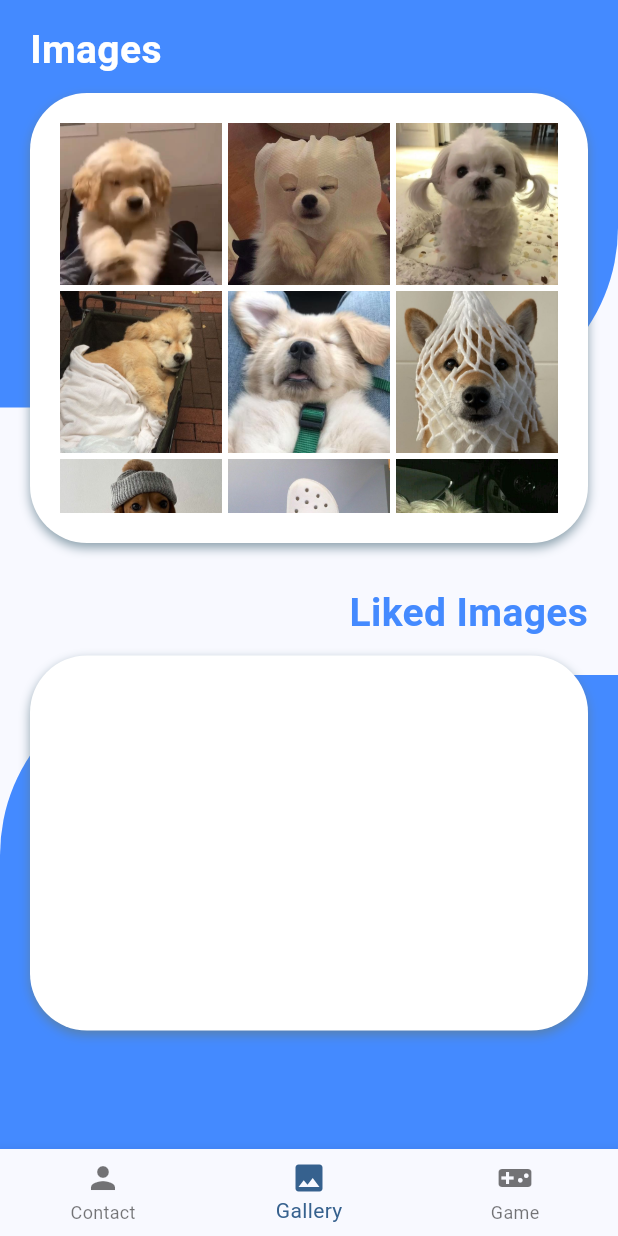
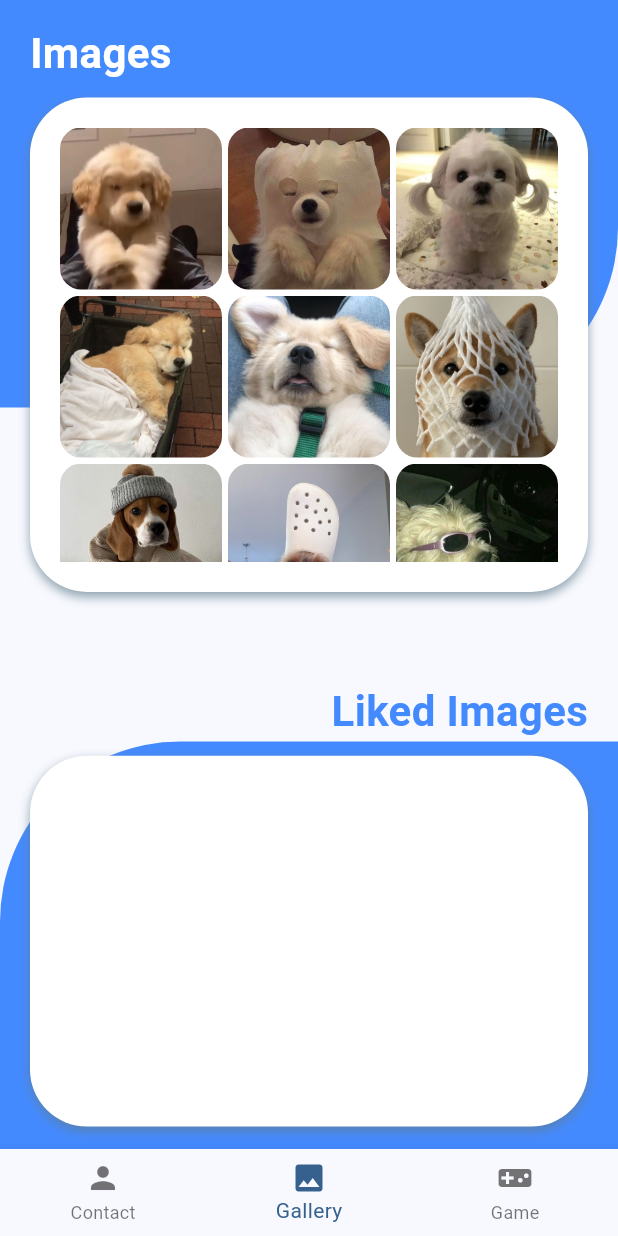
Before and after one commit to siesdart/madcamp-week1, a Flutter app: the screen it shows after launch, item 2 of the bottom bar chosen, on a phone screen of 412 x 824 dp. Run offline on Flutter 3.47's test engine with Material 3 defaults, Android fonts, the phone set to English and light mode, and no system bars; our stand-ins replace dio, fluttertoast, google_fonts; network calls fail.

Commit message:
Refactoring GalleryScreen.

```diff
--- a/lib/screens/gallery_screen.dart
+++ b/lib/screens/gallery_screen.dart
@@ -13,21 +13,20 @@ class _GalleryScreenState extends State<GalleryScreen> {
 
   @override
   Widget build(BuildContext context) {
-
     return Scaffold(
       body: Stack(
         children: <Widget>[
           Positioned(
             // background blue container
             top: 0,
+            left: 0,
             right: 0,
-            left: 0,
-            bottom: MediaQuery.of(context).size.height * 0.60,
+            bottom: MediaQuery.of(context).size.height * 0.6,
             // background blue container
             child: Container(
-              decoration: BoxDecoration(
+              decoration: const BoxDecoration(
                 borderRadius: BorderRadius.only(
-                  bottomRight: Radius.circular(120.0),
+                  bottomRight: Radius.circular(120),
                 ),
                 color: Colors.blueAccent,
               ),
@@ -35,9 +34,9 @@ class _GalleryScreenState extends State<GalleryScreen> {
           ),
           Positioned(
             // main column1: every image
-            top: 15.0,
-            left: 20.0,
-            right: 20.0,
+            top: 15,
+            left: 20,
+            right: 20,
             // main column1: every image
             child: Column(
               crossAxisAlignment: CrossAxisAlignment.stretch,
@@ -45,59 +44,50 @@ class _GalleryScreenState extends State<GalleryScreen> {
                 const Text(
                   'Images',
                   style: TextStyle(
-                    fontSize: 26,
+                    fontSize: 28,
                     fontWeight: FontWeight.bold,
                     color: Colors.white,
                   ),
                 ),
                 Container(
-                  margin: EdgeInsets.only(top: 10.0),
-                  padding: EdgeInsets.all(20.0),
-                  height: 300.0,
+                  margin: const EdgeInsets.only(top: 10),
+                  padding: const EdgeInsets.all(20),
+                  height: MediaQuery.of(context).size.height * 0.4,
                   decoration: BoxDecoration(
-                    borderRadius: BorderRadius.circular(38.0),
+                    borderRadius: BorderRadius.circular(38),
                     color: Colors.white,
                     //border: Border.all(color: Colors.blueGrey, width: 1),
                     boxShadow: [
                       BoxShadow(
                         color: Colors.blueGrey.withOpacity(0.7),
-                        blurRadius: 5.0,
-                        spreadRadius: 0.0,
+                        blurRadius: 5,
                         offset: const Offset(0, 3),
-                      )
-                    ]
                       ),
-                  child: (SingleChildScrollView(
-                    child: Column(
-                      children: [
-                        GridView.count(
+                    ],
+                  ),
+                  child: GridView.count(
+                    physics: const ScrollPhysics(),
                     shrinkWrap: true,
-                          physics: ScrollPhysics(),
-                          scrollDirection: Axis.vertical,
                     crossAxisCount: 3,
                     mainAxisSpacing: 4,
                     crossAxisSpacing: 4,
                     children: List.generate(20, _buildImageButton),
                   ),
-                      ],
-                    ),
-                  )
-                  )
                 ),
               ],
             ),
           ),
           Positioned(
             // 2nd background container
-            top: 450,
+            top: MediaQuery.of(context).size.height * 0.6,
+            left: 0,
             right: 0,
-            left: 0,
             bottom: 0,
             // background blue container
             child: Container(
-              decoration: BoxDecoration(
+              decoration: const BoxDecoration(
                 borderRadius: BorderRadius.only(
-                  topLeft: Radius.circular(120.0),
+                  topLeft: Radius.circular(120),
                 ),
                 color: Colors.blueAccent,
               ),
@@ -105,52 +95,44 @@ class _GalleryScreenState extends State<GalleryScreen> {
           ),
           Positioned(
             // main column2: liked image
-            top: 390,
             left: 20,
             right: 20,
+            bottom: 15,
             child: Column(
               crossAxisAlignment: CrossAxisAlignment.end,
               children: <Widget>[
                 const Text(
                   'Liked Images',
                   style: TextStyle(
-                    fontSize: 26,
+                    fontSize: 28,
                     fontWeight: FontWeight.bold,
                     color: Colors.blueAccent,
                   ),
                 ),
                 Container(
-                    margin: EdgeInsets.only(top: 10.0),
-                    padding: EdgeInsets.all(20.0),
-                    height: 250.0,
+                  margin: const EdgeInsets.only(top: 10),
+                  padding: const EdgeInsets.all(20),
+                  height: MediaQuery.of(context).size.height * 0.3,
                   decoration: BoxDecoration(
-                        borderRadius: BorderRadius.circular(38.0),
+                    borderRadius: BorderRadius.circular(38),
                     color: Colors.white,
                     //border: Border.all(color: Colors.blueGrey, width: 1),
                     boxShadow: [
                       BoxShadow(
                         color: Colors.blueGrey.withOpacity(0.7),
-                            blurRadius: 5.0,
-                            spreadRadius: 0.0,
+                        blurRadius: 5,
                         offset: const Offset(0, 3),
-                          )
-                        ]
                       ),
-                    child: (SingleChildScrollView(
-                      child: Column(
-                        children: [
-                          GridView.count(
-                            physics: ScrollPhysics(),
+                    ],
+                  ),
+                  child: GridView.count(
+                    physics: const ScrollPhysics(),
                     shrinkWrap: true,
                     crossAxisCount: 3,
                     mainAxisSpacing: 4,
                     crossAxisSpacing: 4,
                     children: _likedImages.map(_buildImageButton).toList(),
                   ),
-                        ],
-                      ),
-                    )
-                    )
                 ),
               ],
             ),
@@ -178,6 +160,7 @@ class _GalleryScreenState extends State<GalleryScreen> {
   Widget _buildImageButton(int index) {
     return Container(
       decoration: BoxDecoration(
+        borderRadius: BorderRadius.circular(14),
         image: DecorationImage(
           fit: BoxFit.cover,
           image: AssetImage('images/${index + 1}.jpeg'),
@@ -186,6 +169,7 @@ class _GalleryScreenState extends State<GalleryScreen> {
       child: Material(
         color: Colors.transparent,
         child: InkWell(
+          borderRadius: BorderRadius.circular(14),
           onTap: () => _onImageButtonPressed(index),
         ),
       ),
```
Lines whose indentation alone changed are shown as unchanged.
